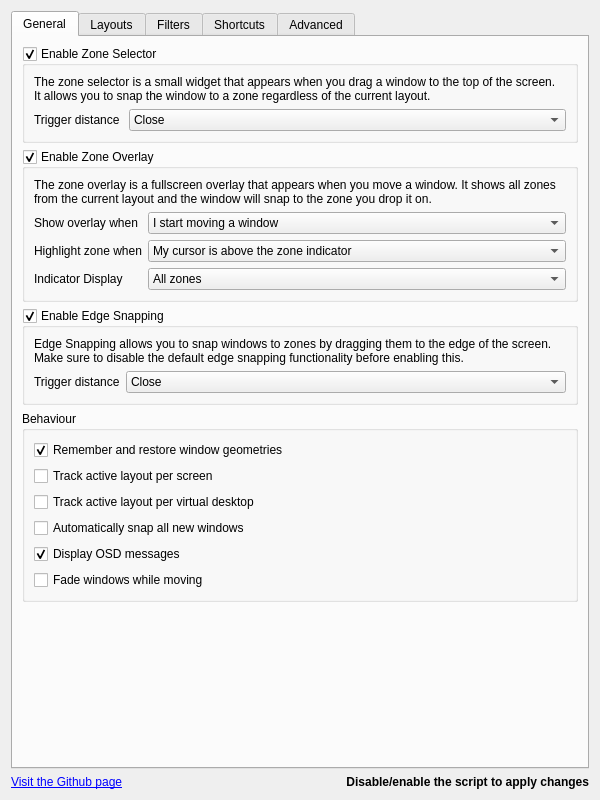
Above: src/contents/ui/config.ui from gerritdevriese/kzones before the change. Below: the same form after it.
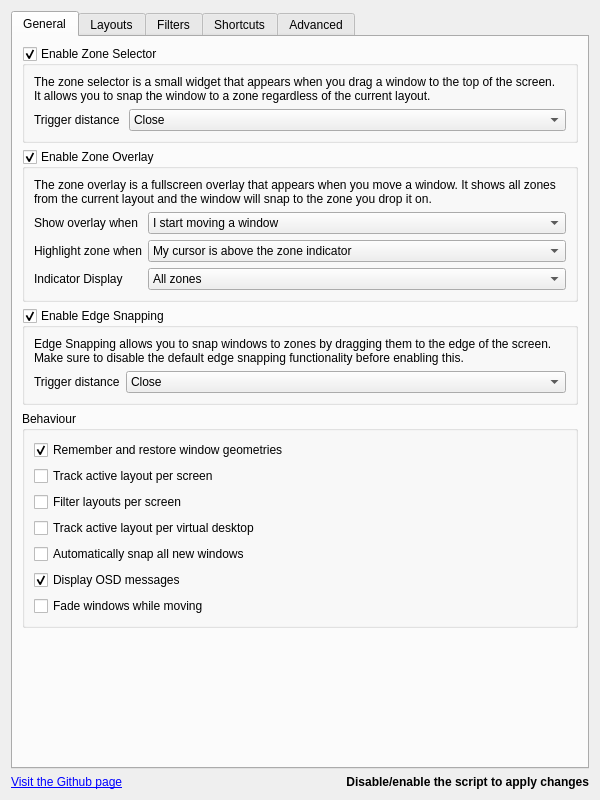
That is the form after the change. Icons and pictures are not drawn.

Commit message:
feat: add per-screen layout filtering
Adds a new option to restrict layouts to specific screens.

- New config option: filterLayoutsPerScreen
- Layouts can specify an optional 'screens' array in JSON
- Cycle and selector only show layouts valid for the current screen
- Falls back to the first valid layout if the saved one is not allowed

Closes #4

Patch:
```diff
--- a/src/contents/ui/config.ui
+++ b/src/contents/ui/config.ui
@@ -292,6 +292,16 @@
                         </property>
                       </widget>
                     </item>
+                    <item>
+                      <widget class="QCheckBox" name="kcfg_filterLayoutsPerScreen">
+                        <property name="toolTip">
+                          <string>Only show layouts that are configured for the current screen. Layouts without a screen list are shown on all screens.</string>
+                        </property>
+                        <property name="text">
+                          <string>Filter layouts per screen</string>
+                        </property>
+                      </widget>
+                    </item>
                     <item>
                       <widget class="QCheckBox" name="kcfg_trackLayoutPerDesktop">
                         <property name="text">
```
The commit also changes 6 other files.
